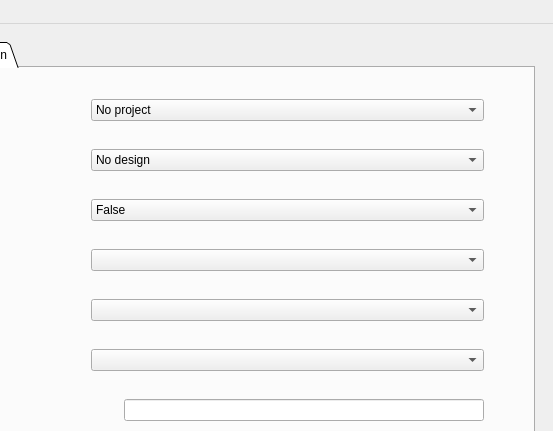
ansys/magnet-segmentation-toolkit, file src/ansys/aedt/toolkits/motor/ui/common/toolkit.ui: the form before one commit; both pictures show x 337 to 890 and y 0 to 431 of the 890 by 1178 pixel window.
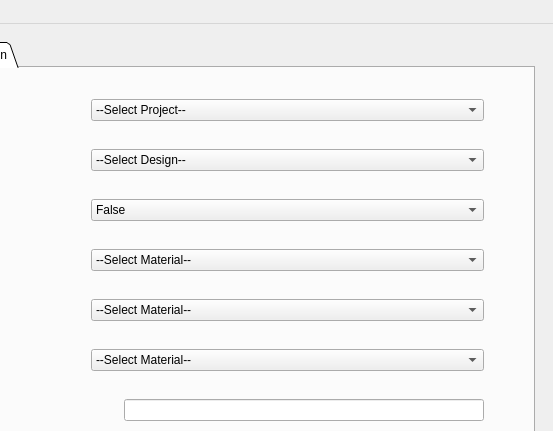
The form after the commit. The open tabs and pages were chosen to show the change.

```diff
--- a/src/ansys/aedt/toolkits/motor/ui/common/toolkit.ui
+++ b/src/ansys/aedt/toolkits/motor/ui/common/toolkit.ui
@@ -960,7 +960,7 @@
                  </property>
                  <item>
                   <property name="text">
-                   <string>No project</string>
+                   <string>--Select Project--</string>
                   </property>
                  </item>
                 </widget>
@@ -978,9 +978,12 @@
                </item>
                <item>
                 <widget class="QComboBox" name="design_aedt_combo">
+                 <property name="currentText">
+                  <string>--Select Design--</string>
+                 </property>
                  <item>
                   <property name="text">
-                   <string>No design</string>
+                   <string>--Select Design--</string>
                   </property>
                  </item>
                 </widget>
@@ -1022,7 +1025,13 @@
                 </widget>
                </item>
                <item>
-                <widget class="QComboBox" name="magnets_material"/>
+                <widget class="QComboBox" name="magnets_material">
+                 <item>
+                  <property name="text">
+                   <string>--Select Material--</string>
+                  </property>
+                 </item>
+                </widget>
                </item>
               </layout>
              </item>
@@ -1036,7 +1045,13 @@
                 </widget>
                </item>
                <item>
-                <widget class="QComboBox" name="rotor_material"/>
+                <widget class="QComboBox" name="rotor_material">
+                 <item>
+                  <property name="text">
+                   <string>--Select Material--</string>
+                  </property>
+                 </item>
+                </widget>
                </item>
               </layout>
              </item>
@@ -1050,7 +1065,13 @@
                 </widget>
                </item>
                <item>
-                <widget class="QComboBox" name="stator_material"/>
+                <widget class="QComboBox" name="stator_material">
+                 <item>
+                  <property name="text">
+                   <string>--Select Material--</string>
+                  </property>
+                 </item>
+                </widget>
                </item>
               </layout>
              </item>
```
